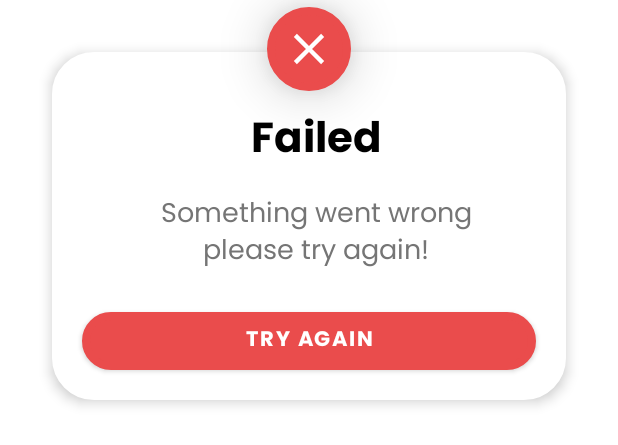
After one commit to GlucoPal/Mobile-Development, an Android app: the layout failed_dialog.xml on its own in the app's theme, with its tools: preview values and no code run, on a phone screen of 412 x 824 dp. The commit adds this screen. Shown: the top 445 px of the screen. Run offline under Robolectric (Android 15) with nearby library versions, the phone set to English and light mode, and no system bars.

Commit message:
failed dialog box

```diff
--- /dev/null
+++ b/app/src/main/res/drawable/baseline_close_24.xml
@@ -0,0 +1,5 @@
+<vector android:height="24dp" android:tint="#FFFFFF"
+    android:viewportHeight="24" android:viewportWidth="24"
+    android:width="24dp" xmlns:android="http://schemas.android.com/apk/res/android">
+    <path android:fillColor="@android:color/white" android:pathData="M19,6.41L17.59,5 12,10.59 6.41,5 5,6.41 10.59,12 5,17.59 6.41,19 12,13.41 17.59,19 19,17.59 13.41,12z"/>
+</vector>
--- /dev/null
+++ b/app/src/main/res/layout/failed_dialog.xml
@@ -0,0 +1,71 @@
+<?xml version="1.0" encoding="utf-8"?>
+<androidx.constraintlayout.widget.ConstraintLayout xmlns:android="http://schemas.android.com/apk/res/android"
+    xmlns:tools="http://schemas.android.com/tools"
+    android:layout_width="match_parent"
+    android:layout_height="match_parent"
+    xmlns:app="http://schemas.android.com/apk/res-auto">
+
+    <LinearLayout
+        android:id="@+id/failed_dialog_box"
+        android:layout_width="match_parent"
+        android:layout_height="wrap_content"
+        android:background="@drawable/dialog_bg"
+        android:layout_marginLeft="30dp"
+        android:layout_marginRight="30dp"
+        android:orientation="vertical"
+        android:padding="20dp"
+        android:elevation="5dp"
+        android:layout_marginTop="30dp"
+        app:layout_constraintTop_toTopOf="parent"
+        tools:layout_editor_absoluteX="20dp">
+
+        <TextView
+            android:layout_width="match_parent"
+            android:layout_height="wrap_content"
+            android:paddingLeft="10dp"
+            android:layout_marginTop="20dp"
+            android:textAlignment="center"
+            android:text="@string/failed"
+            android:textColor="@color/black"
+            android:fontFamily="@font/poppins_bold"
+            android:textSize="28sp"
+            android:textStyle="bold"/>
+
+        <TextView
+            android:layout_width="match_parent"
+            android:layout_height="wrap_content"
+            android:paddingLeft="10dp"
+            android:paddingTop="10dp"
+            android:text="@string/failed_desc"
+            android:textAlignment="center"
+            android:textColor="@color/grey"
+            android:fontFamily="@font/poppins_regular"
+            android:textSize="18sp" />
+
+        <Button
+            android:id="@+id/ok_btn_id"
+            android:layout_width="match_parent"
+            android:layout_height="wrap_content"
+            android:layout_gravity="center"
+            android:layout_marginTop="20dp"
+            android:textStyle="bold"
+            android:background="@drawable/dialog_bg"
+            android:text="@string/try_again"
+            android:fontFamily="@font/poppins_bold"
+            app:backgroundTint="@color/red_error" />
+
+    </LinearLayout>
+
+    <ImageView
+        android:layout_width="65dp"
+        android:layout_height="65dp"
+        android:background="@drawable/dialog_bg"
+        android:backgroundTint="@color/red_error"
+        android:src="@drawable/baseline_close_24"
+        android:elevation="20dp"
+        android:padding="15dp"
+        app:layout_constraintEnd_toEndOf="@+id/failed_dialog_box"
+        app:layout_constraintStart_toStartOf="@+id/failed_dialog_box"
+        app:layout_constraintTop_toTopOf="parent" />
+
+</androidx.constraintlayout.widget.ConstraintLayout>
--- a/app/src/main/res/values/colors.xml
+++ b/app/src/main/res/values/colors.xml
@@ -9,4 +9,5 @@
     <color name="white">#FFFFFFFF</color>
     <color name="green_success">#43A680</color>
     <color name="grey">#757575</color>
+    <color name="red_error">#EA4C4C</color>
 </resources>
--- a/app/src/main/res/values/strings.xml
+++ b/app/src/main/res/values/strings.xml
@@ -6,4 +6,7 @@
     <string name="success_desc">Congratulations! Your account has been created</string>
     <string name="ok">OK</string>
     <string name="success">Success</string>
+    <string name="failed">Failed</string>
+    <string name="failed_desc">Something went wrong\nplease try again!</string>
+    <string name="try_again">TRY AGAIN</string>
 </resources>
```
